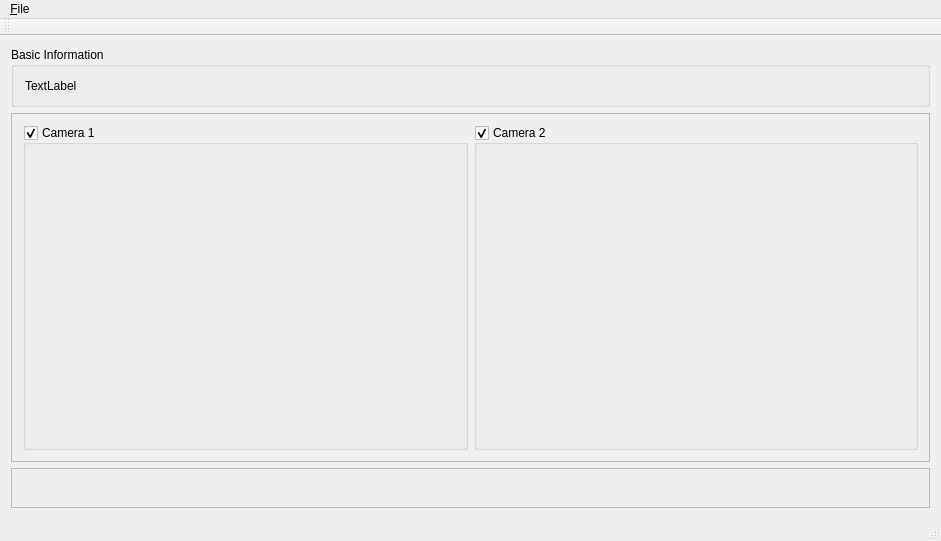
This is CamerasRporter/CamerasRporter.ui in KHeresy/CamerasRporter as Qt 5 draws it before an edit. The edited form follows.
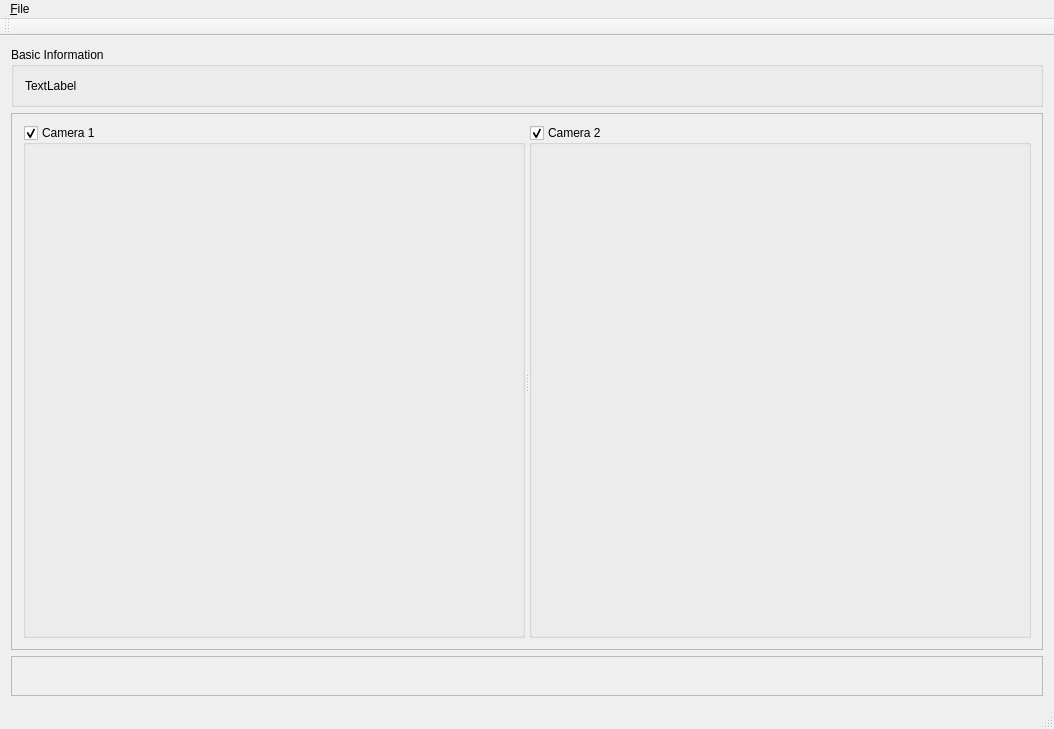
This is the edited form. Custom widgets are drawn as their Qt base class.

Commit message: Make 2 Video widget can be resize

Diff of the .ui file:
```diff
--- a/CamerasRporter/CamerasRporter.ui
+++ b/CamerasRporter/CamerasRporter.ui
@@ -6,8 +6,8 @@
    <rect>
     <x>0</x>
     <y>0</y>
-    <width>941</width>
-    <height>541</height>
+    <width>1054</width>
+    <height>729</height>
    </rect>
   </property>
   <property name="windowTitle">
@@ -45,8 +45,12 @@
       <property name="frameShadow">
        <enum>QFrame::Raised</enum>
       </property>
-      <layout class="QHBoxLayout" name="horizontalLayout">
+      <layout class="QVBoxLayout" name="verticalLayout_4">
        <item>
+        <widget class="QSplitter" name="splitter">
+         <property name="orientation">
+          <enum>Qt::Horizontal</enum>
+         </property>
         <widget class="QGroupBox" name="groupCamera1">
          <property name="title">
           <string>Camera 1</string>
@@ -60,8 +64,6 @@
           </item>
          </layout>
         </widget>
-       </item>
-       <item>
         <widget class="QGroupBox" name="groupCamera2">
          <property name="title">
           <string>Camera 2</string>
@@ -75,6 +77,7 @@
           </item>
          </layout>
         </widget>
+        </widget>
        </item>
       </layout>
      </widget>
@@ -102,7 +105,7 @@
     <rect>
      <x>0</x>
      <y>0</y>
-     <width>941</width>
+     <width>1054</width>
      <height>21</height>
     </rect>
    </property>
```
Lines whose indentation alone changed are shown as unchanged.
